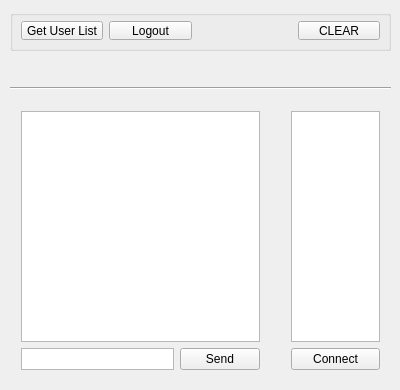
Qt form mainwindow.ui (TuxPPTeam/TuxPPClient) before a commit.
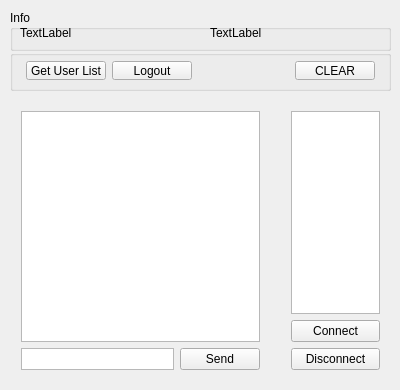
The same form after that commit.

Commit message: working connect, disconnect and sending data to the same socket on localhost

```diff
--- a/mainwindow.ui
+++ b/mainwindow.ui
@@ -82,19 +82,6 @@
      </item>
     </layout>
    </widget>
-   <widget class="Line" name="line">
-    <property name="geometry">
-     <rect>
-      <x>10</x>
-      <y>80</y>
-      <width>381</width>
-      <height>16</height>
-     </rect>
-    </property>
-    <property name="orientation">
-     <enum>Qt::Horizontal</enum>
-    </property>
-   </widget>
    <widget class="QWidget" name="verticalLayoutWidget_2">
     <property name="geometry">
      <rect>
@@ -125,6 +112,13 @@
        </property>
       </widget>
      </item>
+     <item>
+      <widget class="QPushButton" name="disconnectButton">
+       <property name="text">
+        <string>Disconnect</string>
+       </property>
+      </widget>
+     </item>
     </layout>
    </widget>
    <widget class="QGroupBox" name="groupBox">
@@ -134,7 +128,7 @@
     <property name="geometry">
      <rect>
       <x>10</x>
-      <y>10</y>
+      <y>50</y>
       <width>381</width>
       <height>41</height>
      </rect>
@@ -151,9 +145,23 @@
        <height>41</height>
       </rect>
      </property>
-     <layout class="QVBoxLayout" name="verticalLayout_2">
-      <item>
        <layout class="QHBoxLayout" name="horizontalLayout_3">
+      <item>
+       <spacer name="horizontalSpacer_2">
+        <property name="orientation">
+         <enum>Qt::Horizontal</enum>
+        </property>
+        <property name="sizeType">
+         <enum>QSizePolicy::Fixed</enum>
+        </property>
+        <property name="sizeHint" stdset="0">
+         <size>
+          <width>5</width>
+          <height>20</height>
+         </size>
+        </property>
+       </spacer>
+      </item>
         <item>
          <widget class="QPushButton" name="getUsersButton">
           <property name="text">
@@ -191,11 +199,70 @@
           </property>
          </widget>
         </item>
-       </layout>
+      <item>
+       <spacer name="horizontalSpacer_3">
+        <property name="orientation">
+         <enum>Qt::Horizontal</enum>
+        </property>
+        <property name="sizeType">
+         <enum>QSizePolicy::Fixed</enum>
+        </property>
+        <property name="sizeHint" stdset="0">
+         <size>
+          <width>5</width>
+          <height>20</height>
+         </size>
+        </property>
+       </spacer>
       </item>
      </layout>
     </widget>
    </widget>
+   <widget class="QGroupBox" name="infoGroupBox">
+    <property name="geometry">
+     <rect>
+      <x>10</x>
+      <y>10</y>
+      <width>381</width>
+      <height>41</height>
+     </rect>
+    </property>
+    <property name="title">
+     <string>Info</string>
+    </property>
+    <property name="flat">
+     <bool>false</bool>
+    </property>
+    <property name="checkable">
+     <bool>false</bool>
+    </property>
+    <widget class="QLabel" name="loggedLabel">
+     <property name="geometry">
+      <rect>
+       <x>10</x>
+       <y>13</y>
+       <width>181</width>
+       <height>20</height>
+      </rect>
+     </property>
+     <property name="text">
+      <string>TextLabel</string>
+     </property>
+    </widget>
+    <widget class="QLabel" name="connectedLabel">
+     <property name="geometry">
+      <rect>
+       <x>200</x>
+       <y>13</y>
+       <width>181</width>
+       <height>20</height>
+      </rect>
+     </property>
+     <property name="text">
+      <string>TextLabel</string>
+     </property>
+    </widget>
+   </widget>
   </widget>
  </widget>
  <layoutdefault spacing="6" margin="11"/>
```
Left out of the diff: 4 changed lines with no effect on the pictures. Lines whose indentation alone changed are shown as unchanged. The commit also changes 4 other files.
